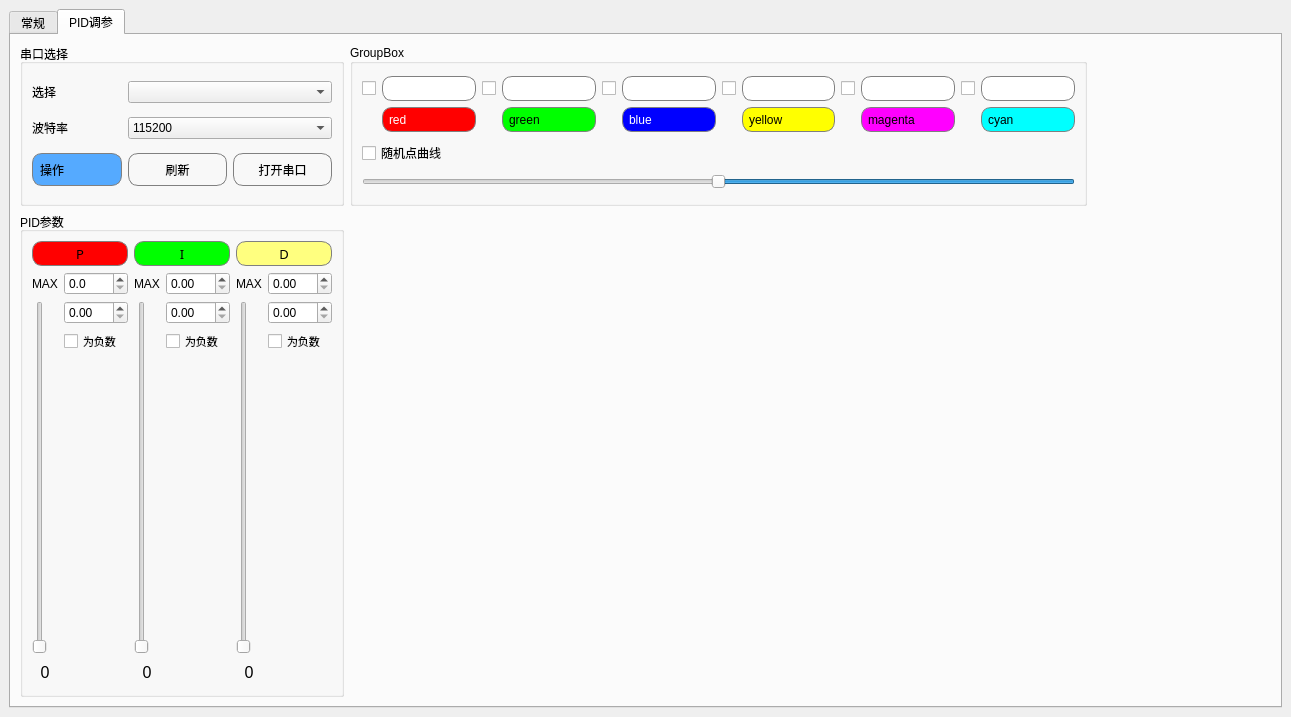
First picture: the form in ui_mainwidow.ui, repository StrangeChan/SerialDebuggingAssistant, before the edit.
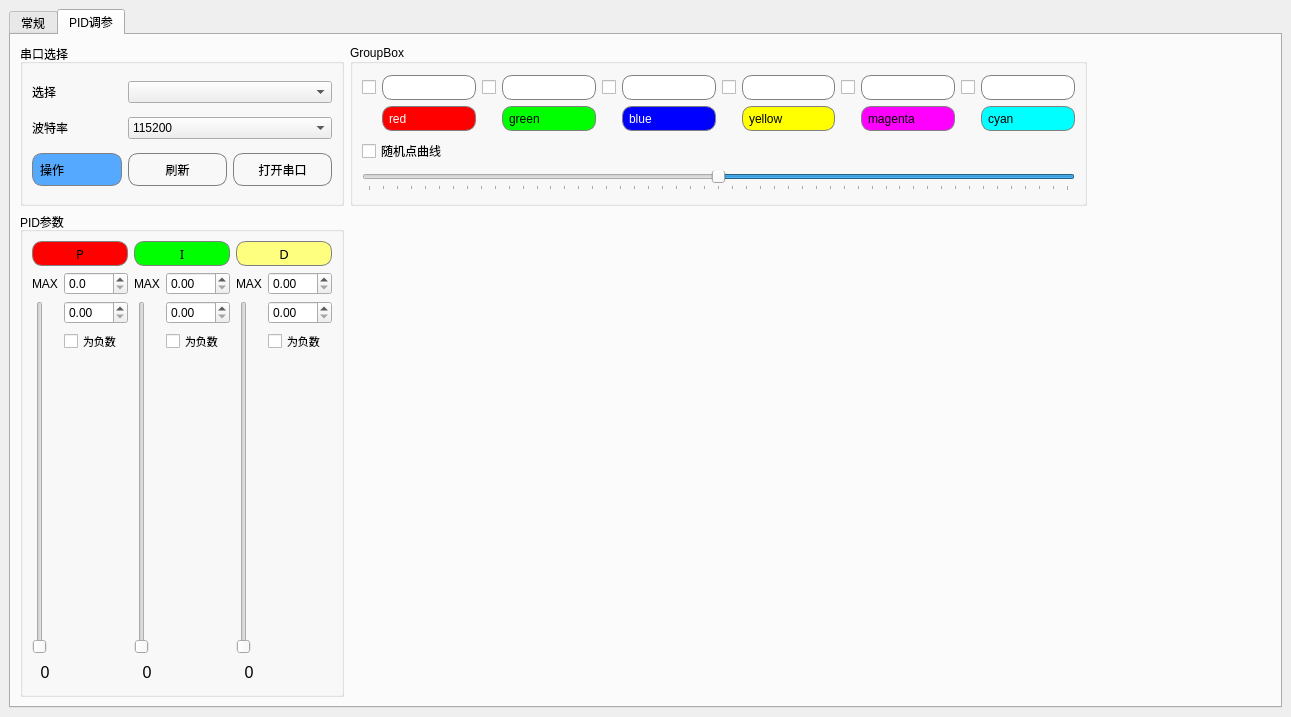
Second picture: the form after the edit.

```diff
--- a/ui_mainwidow.ui
+++ b/ui_mainwidow.ui
@@ -891,10 +891,10 @@
                 <enum>Qt::RightToLeft</enum>
                </property>
                <property name="minimum">
-                <number>-50</number>
+                <number>-25</number>
                </property>
                <property name="maximum">
-                <number>50</number>
+                <number>25</number>
                </property>
                <property name="pageStep">
                 <number>1</number>
@@ -905,6 +905,12 @@
                <property name="orientation">
                 <enum>Qt::Horizontal</enum>
                </property>
+               <property name="tickPosition">
+                <enum>QSlider::TicksBelow</enum>
+               </property>
+               <property name="tickInterval">
+                <number>1</number>
+               </property>
               </widget>
              </item>
              <item row="1" column="0">
```
